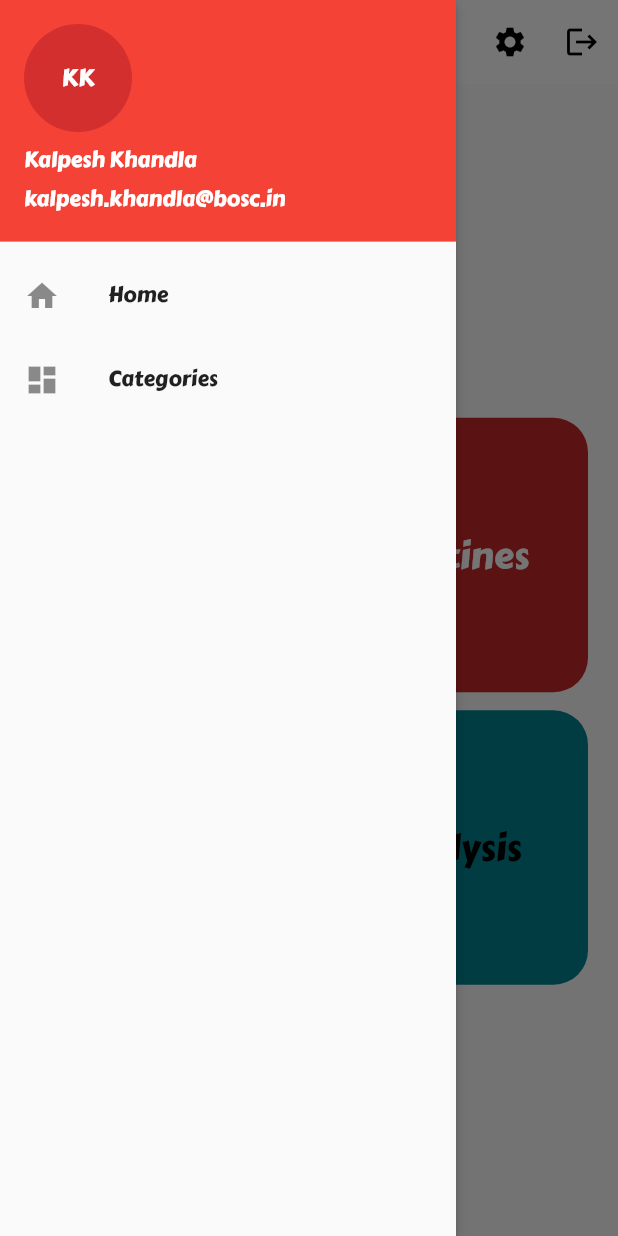
After one commit to mcuv3/Tracktion, a Flutter app: the MainScreen screen opened by its route, with the side drawer open, on a phone screen of 412 x 824 dp. The commit adds this screen. Run offline on Flutter 3.47's test engine with Material 2 defaults, Android fonts, the phone set to English and light mode, and no system bars; our stand-ins replace bloc, connectivity, flutter_bloc, flutter_svg, shared_preferences; accounts and stored records are empty.

Commit message:
Drawer,ui tweeks

```diff
--- a/lib/models/exercise.dart
+++ b/lib/models/exercise.dart
@@ -19,7 +19,7 @@ class Exercise {
 
   @override
   String toString() {
-    return this.name;
+    return "${this.name} BodyParts = ${this.bodyParts}";
   }
 
   String toJson() => json.encode({
--- a/lib/screens/main-screeen.dart
+++ b/lib/screens/main-screeen.dart
@@ -2,9 +2,12 @@ import 'package:flutter/material.dart';
 import 'package:flutter_bloc/flutter_bloc.dart';
 import 'package:tracktion/bloc/auth/auth_cubit.dart';
 import 'package:tracktion/screens/exercise/body-parts-screen.dart';
+import 'package:tracktion/widgets/drawer.dart';
 import '../colors/custom_colors.dart';
 
 class MainScreen extends StatelessWidget {
+  static const routeName = "/home";
+
   Widget makeFeatureBox(
       String text, Color bg, String route, BuildContext context,
       [Color colorText = Colors.black]) {
@@ -29,7 +32,9 @@ class MainScreen extends StatelessWidget {
   @override
   Widget build(BuildContext context) {
     return Scaffold(
+      drawer: MainDrawer(),
       appBar: AppBar(
+        iconTheme: IconThemeData(color: Colors.black),
         backgroundColor: Colors.white,
         shadowColor: Colors.white,
         elevation: 0,
@@ -81,25 +86,25 @@ class MainScreen extends StatelessWidget {
                           makeFeatureBox(
                               'Excercise',
                               Theme.of(context).colorScheme.exercise,
-                              ExerciseScreen.routeName,
+                              BodyPartsScreen.routeName,
                               context,
                               Colors.white),
                           makeFeatureBox(
                               'Routines',
                               Theme.of(context).colorScheme.routines,
-                              ExerciseScreen.routeName,
+                              BodyPartsScreen.routeName,
                               context,
                               Colors.white),
                           makeFeatureBox(
                             'Workouts',
                             Theme.of(context).colorScheme.workouts,
-                            ExerciseScreen.routeName,
+                            BodyPartsScreen.routeName,
                             context,
                           ),
                           makeFeatureBox(
                               'Analysis',
                               Theme.of(context).colorScheme.analysis,
-                              ExerciseScreen.routeName,
+                              BodyPartsScreen.routeName,
                               context)
                         ],
                         crossAxisCount: 2,
--- /dev/null
+++ b/lib/widgets/drawer.dart
@@ -0,0 +1,46 @@
+import 'package:flutter/material.dart';
+import 'package:tracktion/screens/index.dart';
+
+class MainDrawer extends StatelessWidget {
+  @override
+  Widget build(BuildContext context) {
+    return Drawer(
+      elevation: 3,
+      semanticLabel: "sd",
+      child: ListView(
+        padding: EdgeInsets.all(0),
+        children: <Widget>[
+          UserAccountsDrawerHeader(
+            accountEmail: Text("kalpesh.khandla@bosc.in"),
+            accountName: Text("Kalpesh Khandla"),
+            currentAccountPicture: CircleAvatar(
+              child: Text("KK"),
+            ),
+          ),
+          ListTile(
+            leading: Icon(Icons.home),
+            title: Text("Home"),
+            onTap: () {
+              print("Home Clicked");
+              Navigator.push(
+                context,
+                MaterialPageRoute(builder: (context) => MainScreen()),
+              );
+            },
+          ),
+          ListTile(
+            leading: Icon(Icons.dashboard),
+            title: Text("Categories"),
+            onTap: () {
+              print("Categories Clicked");
+              Navigator.push(
+                context,
+                MaterialPageRoute(builder: (context) => BodyPartsScreen()),
+              );
+            },
+          ),
+        ],
+      ),
+    );
+  }
+}
--- a/pubspec.yaml
+++ b/pubspec.yaml
@@ -14,6 +14,7 @@ dependencies:
   http: ^0.12.2
   cupertino_icons: ^1.0.0
   shared_preferences: ^0.5.12+4
+  connectivity: ^2.0.2
 
 dev_dependencies:
   flutter_test:
```
Also changed, not shown: lib/main.dart (+79 -5 lines), lib/screens/exercise/add-edit-exercise-screen.dart (+9 -6 lines), lib/screens/exercise/body-parts-screen.dart (+6 -3 lines), lib/screens/workout/exercise-workout-screen.dart (+61 -7 lines), pubspec.lock.
